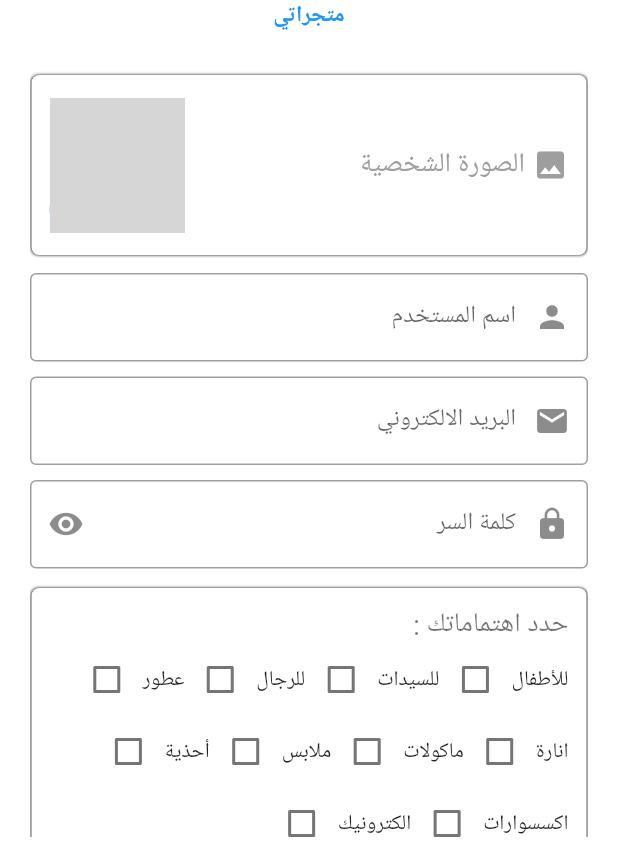
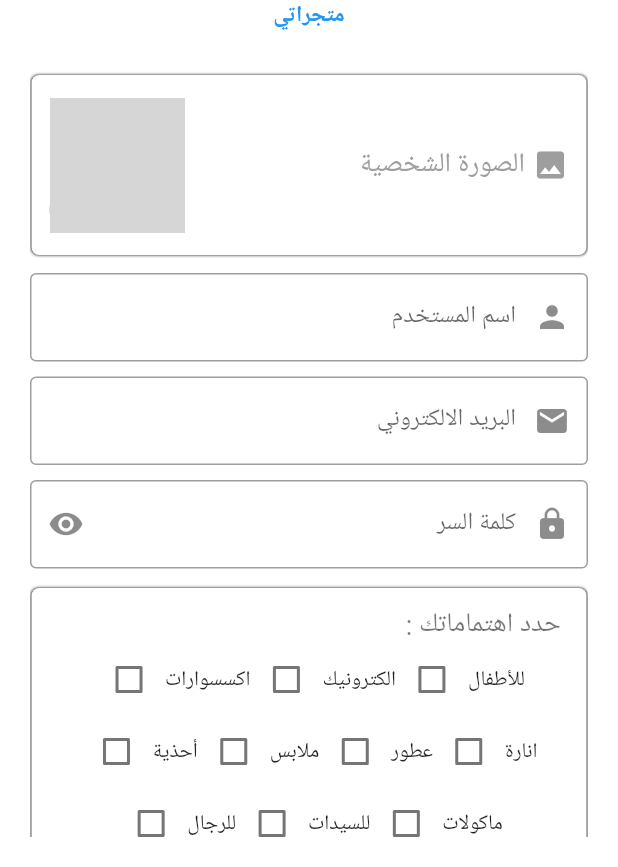
Before and after one commit to MohammadHalaweh7/Graduation-Software-project, a Flutter app: the SignUpScreen screen opened directly, on a phone screen of 412 x 824 dp, the part 369-1236 px from its top. Run offline on Flutter 3.47's test engine with Material 2 defaults, Android fonts, the phone set to English and light mode, and no system bars; our stand-ins replace bloc, carousel_slider, conditional_builder, dio, firebase_core, firebase_messaging and 10 more; accounts and stored records are empty; network calls fail; grey boxes are pictures that could not be loaded.

Commit message:
الزمبرك شغال

```diff
--- a/lib/modules/signup/signUp_screen.dart
+++ b/lib/modules/signup/signUp_screen.dart
@@ -114,11 +114,8 @@ class _SignUpScreenState extends State<SignUpScreen> {
             fontWeight: FontWeight.bold,
           ),
         ),
-        actions: [
-
-        ],
+        actions: [],
       ),
-
       body: Padding(
         padding: const EdgeInsets.all(20),
         child: Container(
@@ -323,11 +320,16 @@ class _SignUpScreenState extends State<SignUpScreen> {
                     mainAxisAlignment: MainAxisAlignment.start,
                     crossAxisAlignment: CrossAxisAlignment.start,
                     children: [
-                      Text(
-                        'حدد اهتماماتك : ',
-                        style: TextStyle(fontSize: 18, color: Colors.black54),
+                      Padding(
+                        padding: const EdgeInsets.only(right: 5),
+                        child: Text(
+                          'حدد اهتماماتك : ',
+                          style: TextStyle(fontSize: 18, color: Colors.black54),
+                        ),
                       ),
                       Row(
+                        mainAxisAlignment: MainAxisAlignment.center,
+                        crossAxisAlignment: CrossAxisAlignment.center,
                         children: [
                           Row(
                             children: [
@@ -346,14 +348,14 @@ class _SignUpScreenState extends State<SignUpScreen> {
                           ),
                           Row(
                             children: [
-                              Text('للسيدات'),
+                              Text("الكترونيك"),
                               Checkbox(
                                 activeColor: Colors.blue,
-                                value: women,
+                                value: Arts,
                                 onChanged: (val) {
                                   setState(() {
-                                    women = val!;
-                                    interests.add("للسيدات");
+                                    Arts = val!;
+                                    interests.add("الكترونيك");
                                   });
                                 },
                               )
@@ -361,29 +363,14 @@ class _SignUpScreenState extends State<SignUpScreen> {
                           ),
                           Row(
                             children: [
-                              Text("للرجال"),
+                              Text("اكسسوارات"),
                               Checkbox(
                                 activeColor: Colors.blue,
-                                value: men,
+                                value: Accessori,
                                 onChanged: (val) {
                                   setState(() {
-                                    men = val!;
-                                    interests.add("للرجال");
-                                  });
-                                },
-                              )
-                            ],
-                          ),
-                          Row(
-                            children: [
-                              Text("عطور"),
-                              Checkbox(
-                                activeColor: Colors.blue,
-                                value: perfume,
-                                onChanged: (val) {
-                                  setState(() {
-                                    perfume = val!;
-                                    interests.add("عطور");
+                                    Accessori = val!;
+                                    interests.add("اكسسوارات");
                                   });
                                 },
                               )
@@ -392,6 +379,8 @@ class _SignUpScreenState extends State<SignUpScreen> {
                         ],
                       ),
                       Row(
+                        mainAxisAlignment: MainAxisAlignment.center,
+                        crossAxisAlignment: CrossAxisAlignment.center,
                         children: [
                           Row(
                             children: [
@@ -410,14 +399,14 @@ class _SignUpScreenState extends State<SignUpScreen> {
                           ),
                           Row(
                             children: [
-                              Text("ماكولات"),
+                              Text("عطور"),
                               Checkbox(
                                 activeColor: Colors.blue,
-                                value: Foods,
+                                value: perfume,
                                 onChanged: (val) {
                                   setState(() {
-                                    Foods = val!;
-                                    interests.add("ماكولات");
+                                    perfume = val!;
+                                    interests.add("عطور");
                                   });
                                 },
                               )
@@ -456,33 +445,49 @@ class _SignUpScreenState extends State<SignUpScreen> {
                         ],
                       ),
                       Row(
+                        mainAxisAlignment: MainAxisAlignment.center,
+                        crossAxisAlignment: CrossAxisAlignment.center,
                         children: [
                           Row(
                             children: [
-                              Text("اكسسوارات"),
+                              Text("ماكولات"),
                               Checkbox(
                                 activeColor: Colors.blue,
-                                value: Accessori,
+                                value: Foods,
                                 onChanged: (val) {
                                   setState(() {
-                                    Accessori = val!;
-                                    interests.add("اكسسوارات");
+                                    Foods = val!;
+                                    interests.add("ماكولات");
                                   });
                                 },
                               )
                             ],
                           ),
-
                           Row(
                             children: [
-                              Text("الكترونيك"),
+                              Text('للسيدات'),
                               Checkbox(
                                 activeColor: Colors.blue,
-                                value: Arts,
+                                value: women,
                                 onChanged: (val) {
                                   setState(() {
-                                    Arts = val!;
-                                    interests.add("الكترونيك");
+                                    women = val!;
+                                    interests.add("للسيدات");
+                                  });
+                                },
+                              )
+                            ],
+                          ),
+                          Row(
+                            children: [
+                              Text("للرجال"),
+                              Checkbox(
+                                activeColor: Colors.blue,
+                                value: men,
+                                onChanged: (val) {
+                                  setState(() {
+                                    men = val!;
+                                    interests.add("للرجال");
                                   });
                                 },
                               )
--- a/lib/shared/styles/themes.dart
+++ b/lib/shared/styles/themes.dart
@@ -41,7 +41,7 @@ ThemeData darkTheme = ThemeData(
     subtitle1: TextStyle(fontSize: 13, color: Colors.white),
     bodyText2: TextStyle(
         fontSize: 17,
-        fontStyle: FontStyle.italic,
+        // fontStyle: FontStyle.italic,
         fontWeight: FontWeight.bold,
         color: Colors.white),
     headline5: TextStyle(
```
Also changed, not shown: lib/main.dart (+10 -0 lines), lib/modules/cart/cart_screen.dart (+4 -4 lines), lib/modules/home/main_screen.dart (+31 -24 lines), lib/modules/products/products_screen.dart (+86 -18 lines), lib/modules/search/search_screen.dart (+10 -12 lines).
